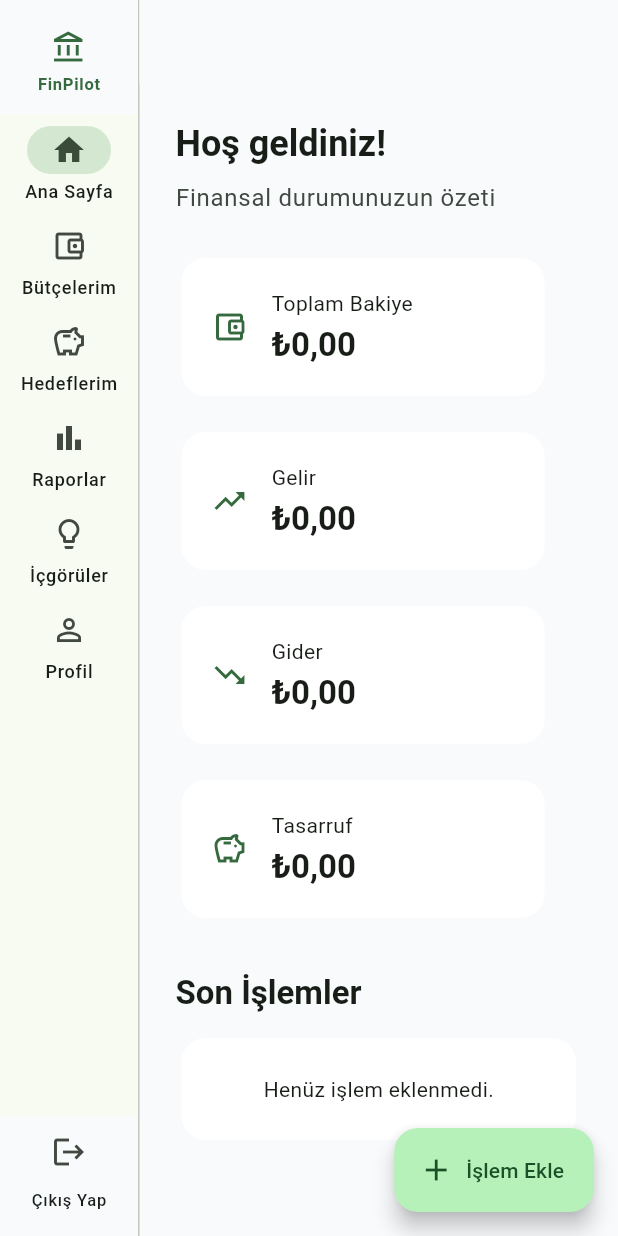
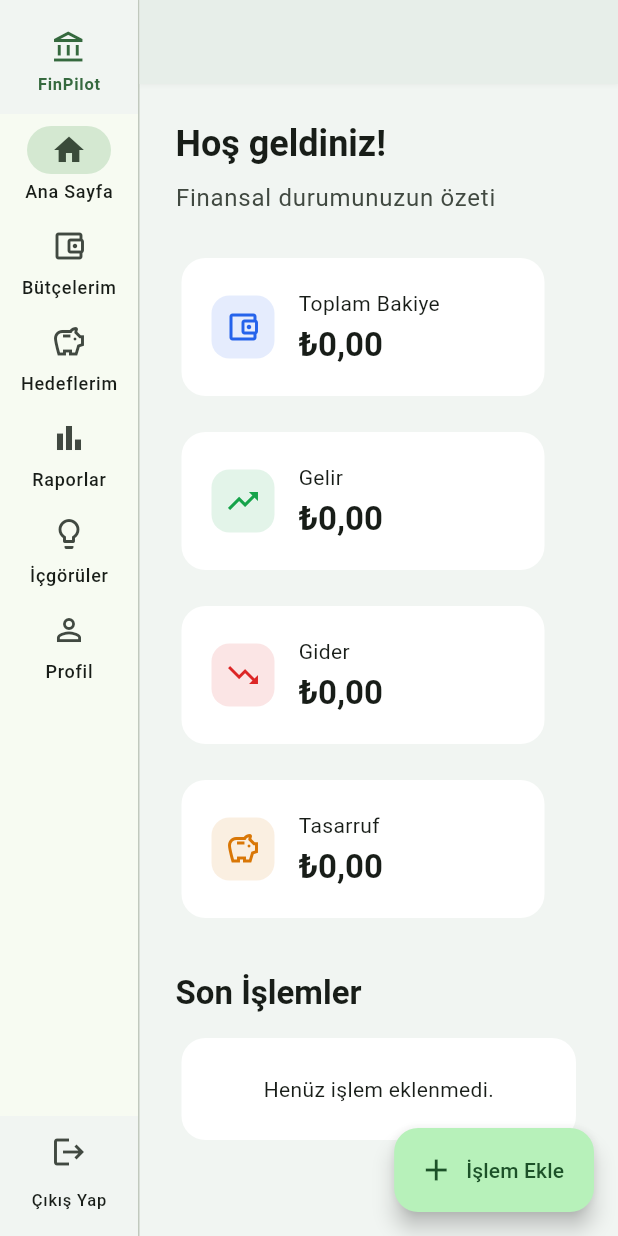
Before and after one commit to burakakcay/FinPilot, a Flutter app: the screen it shows once a user with an empty profile is signed in, on a phone screen of 412 x 824 dp. Run offline on Flutter 3.47's test engine with Material 3 defaults, Android fonts, the phone set to English and light mode, and no system bars; our stand-ins replace cloud_firestore, firebase_auth, firebase_core; accounts and stored records are empty.

Commit message:
feat: add theme switcher

```diff
--- a/finpilot/lib/core/theme/app_theme.dart
+++ b/finpilot/lib/core/theme/app_theme.dart
@@ -5,11 +5,11 @@ class AppTheme {
   static const Color primary = Color(0xFF16A34A);
   static const Color secondary = Color(0xFF2563EB);
 
-  static const Color lightBackground = Color(0xFFF8FAFC);
+  static const Color lightBackground = Color(0xFFF1F5F2);
   static const Color lightCard = Color(0xFFFFFFFF);
 
-  static const Color lightText = Color(0xFF111827);
-  static const Color lightSecondaryText = Color(0xFF6B7280);
+  static const Color lightText = Color(0xFF1F2937);
+  static const Color lightSecondaryText = Color(0xFF64748B);
 
   // Dark
   static const Color darkBackground = Color(0xFF0F172A);
@@ -17,6 +17,11 @@ class AppTheme {
 
   static const Color darkText = Color(0xFFF8FAFC);
   static const Color darkSecondaryText = Color(0xFF94A3B8);
+
+  static const balanceAccent = Color(0xFF2563EB);
+  static const incomeAccent = Color(0xFF16A34A);
+  static const expenseAccent = Color(0xFFDC2626);
+  static const savingsAccent = Color(0xFFD97706);
 
   static ThemeData lightTheme = ThemeData(
     useMaterial3: true,
@@ -32,7 +37,8 @@ class AppTheme {
     appBarTheme: const AppBarTheme(
       backgroundColor: lightBackground,
       foregroundColor: lightText,
-      elevation: 0,
+      elevation: 1,
+      shadowColor: Colors.black12,
     ),
 
     cardTheme: CardThemeData(
--- a/finpilot/lib/features/dashboard/screens/dashboard_screen.dart
+++ b/finpilot/lib/features/dashboard/screens/dashboard_screen.dart
@@ -1,4 +1,5 @@
 import 'dart:async';
+import 'package:finpilot/core/theme/app_theme.dart';
 import 'package:finpilot/features/goals/services/goal_service.dart';
 import 'package:finpilot/features/transactions/screens/add_transaction_screen.dart';
 import 'package:finpilot/features/transactions/services/transaction_service.dart';
@@ -155,21 +156,25 @@ class _DashboardScreenState extends State<DashboardScreen> {
                       title: 'Toplam Bakiye',
                       amount: formatMoney(balance),
                       icon: Icons.account_balance_wallet_outlined,
+                      accentColor: AppTheme.balanceAccent,
                     ),
                     DashboardSummaryCard(
                       title: 'Gelir',
                       amount: formatMoney(totalIncome),
                       icon: Icons.trending_up,
+                      accentColor: AppTheme.incomeAccent,
                     ),
                     DashboardSummaryCard(
                       title: 'Gider',
                       amount: formatMoney(totalExpense),
                       icon: Icons.trending_down,
+                      accentColor: AppTheme.expenseAccent,
                     ),
                     DashboardSummaryCard(
                       title: 'Tasarruf',
                       amount: formatMoney(totalSavings),
                       icon: Icons.savings_outlined,
+                      accentColor: AppTheme.savingsAccent,
                     ),
                   ],
                 ),
@@ -291,11 +296,13 @@ class DashboardSummaryCard extends StatelessWidget {
     required this.title,
     required this.amount,
     required this.icon,
+    required this.accentColor,
   });
 
   final String title;
   final String amount;
   final IconData icon;
+  final Color accentColor;
 
   @override
   Widget build(BuildContext context) {
@@ -308,7 +315,15 @@ class DashboardSummaryCard extends StatelessWidget {
           padding: const EdgeInsets.all(20),
           child: Row(
             children: [
-              Icon(icon, color: theme.colorScheme.primary),
+              Container(
+                width: 42,
+                height: 42,
+                decoration: BoxDecoration(
+                  color: accentColor.withValues(alpha: 0.12),
+                  borderRadius: BorderRadius.circular(12),
+                ),
+                child: Icon(icon, color: accentColor),
+              ),
               const SizedBox(width: 16),
               Column(
                 crossAxisAlignment: CrossAxisAlignment.start,
--- a/finpilot/lib/main.dart
+++ b/finpilot/lib/main.dart
@@ -26,8 +26,21 @@ Future<void> main() async {
 
 const bool bypassAuthentication = false;
 
-class FinPilotApp extends StatelessWidget {
+class FinPilotApp extends StatefulWidget {
   const FinPilotApp({super.key});
+
+  @override
+  State<FinPilotApp> createState() => _FinPilotAppState();
+}
+
+class _FinPilotAppState extends State<FinPilotApp> {
+  ThemeMode selectedThemeMode = ThemeMode.system;
+
+  void changeTheme(ThemeMode themeMode) {
+    setState(() {
+      selectedThemeMode = themeMode;
+    });
+  }
 
   @override
   Widget build(BuildContext context) {
@@ -37,7 +50,7 @@ class FinPilotApp extends StatelessWidget {
 
       theme: AppTheme.lightTheme,
       darkTheme: AppTheme.darkTheme,
-      themeMode: ThemeMode.system,
+      themeMode: selectedThemeMode,
 
       routes: {
         '/dashboard': (context) => const DashboardScreen(),
@@ -45,7 +58,10 @@ class FinPilotApp extends StatelessWidget {
         '/goals': (context) => GoalsScreen(),
         '/reports': (context) => ReportsScreen(),
         '/insights': (context) => InsightsScreen(),
-        '/profile': (context) => ProfileScreen(),
+        '/profile': (context) => ProfileScreen(
+          themeMode: selectedThemeMode,
+          onThemeModeChanged: changeTheme,
+        ),
       },
 
       // Oturum durumuna göre Login veya Dashboard ekranını gösterir.
```
Also changed, not shown: finpilot/lib/features/profile/screens/profile_screen.dart (+39 -1 lines).
